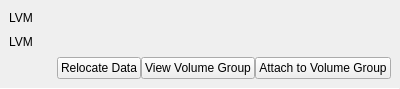
Before: the Qt Designer form application/diskPanes/lvmdiskpane.ui in theCheeseboard/theFrisbee, drawn with Qt 5.
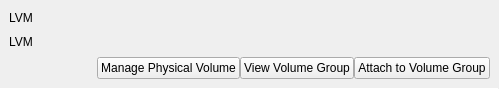
After: the same form once the commit is applied. Icons and pictures are not drawn. Custom widgets are drawn as their Qt base class.

Diff of the .ui file:
```diff
--- a/application/diskPanes/lvmdiskpane.ui
+++ b/application/diskPanes/lvmdiskpane.ui
@@ -6,7 +6,7 @@
    <rect>
     <x>0</x>
     <y>0</y>
-    <width>400</width>
+    <width>499</width>
     <height>89</height>
    </rect>
   </property>
@@ -81,7 +81,7 @@
        <item>
         <widget class="QPushButton" name="evictDataButton">
          <property name="text">
-          <string>Relocate Data</string>
+          <string>Manage Physical Volume</string>
          </property>
          <property name="icon">
           <iconset theme="lvm-pv-evict">
```
Left out of the diff: 7 changed lines with no effect on the pictures.
